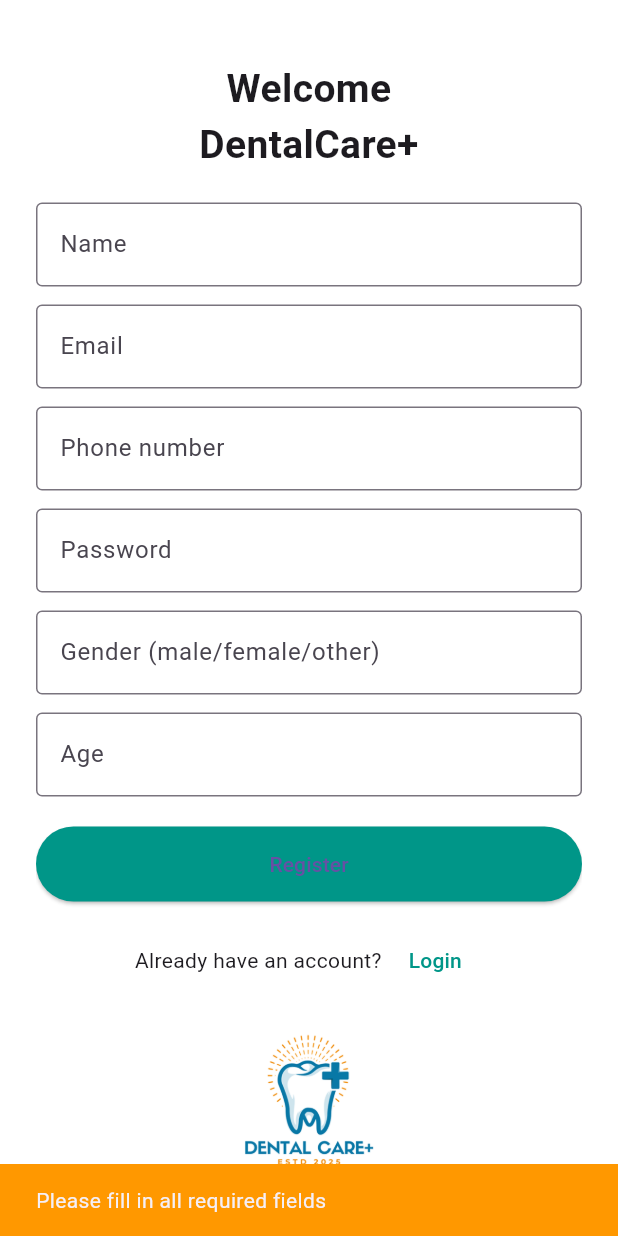
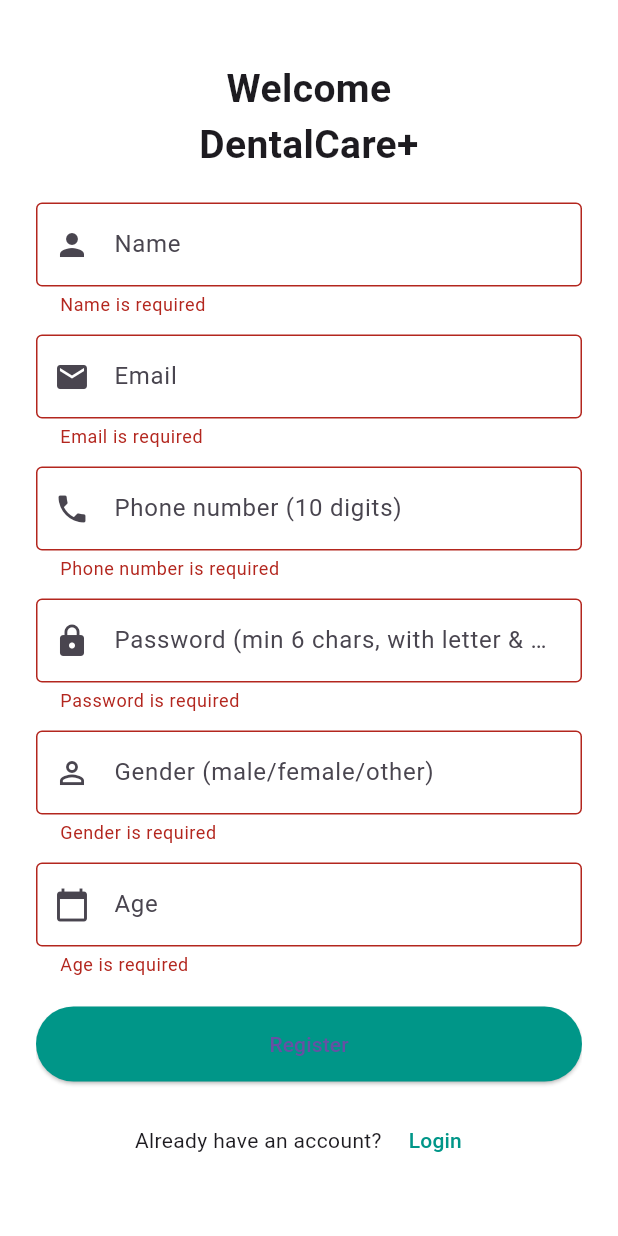
Before and after one commit to Osandi-Hirimuthugoda/dentalcare-dentist-app, a Flutter app: the RegisterPage screen opened by its route, scrolled down 39 dp, after a tap on "Register", on a phone screen of 412 x 824 dp. Run offline on Flutter 3.47's test engine with Material 3 defaults, Android fonts, the phone set to English and light mode, and no system bars; our stand-ins replace dartz, equatable, flutter_bloc, get_it, image_picker, shared_preferences; accounts and stored records are empty.

Commit message:
Add comprehensive form validation to login and register pages - Add Form widget with GlobalKey for proper validation - Add inline validation errors for all fields - Add validators for age, gender, and password strength - Add icons to input fields for better UX - Convert StatelessWidget to StatefulWidget for form state management - Add textInputAction for better keyboard navigation

```diff
--- a/mobile/lib/core/utils/validators.dart
+++ b/mobile/lib/core/utils/validators.dart
@@ -72,4 +72,62 @@
 
     return null;
   }
+
+  static String? validateAge(String? value) {
+    if (value == null || value.isEmpty) {
+      return 'Age is required';
+    }
+
+    final age = int.tryParse(value);
+    if (age == null) {
+      return 'Please enter a valid age';
+    }
+
+    if (age < 1 || age > 150) {
+      return 'Age must be between 1 and 150';
+    }
+
+    return null;
+  }
+
+  static String? validateGender(String? value) {
+    if (value == null || value.isEmpty) {
+      return 'Gender is required';
+    }
+
+    final gender = value.toLowerCase().trim();
+    if (gender != 'male' && gender != 'female' && gender != 'other') {
+      return 'Please enter: male, female, or other';
+    }
+
+    return null;
+  }
+
+  static String? validatePasswordStrength(String? value) {
+    if (value == null || value.isEmpty) {
+      return 'Password is required';
+    }
+
+    if (value.length < 6) {
+      return 'Password must be at least 6 characters';
+    }
+
+    if (value.length > 50) {
+      return 'Password must be less than 50 characters';
+    }
+
+    // Check for at least one letter and one number
+    final hasLetter = RegExp(r'[a-zA-Z]').hasMatch(value);
+    final hasNumber = RegExp(r'[0-9]').hasMatch(value);
+
+    if (!hasLetter) {
+      return 'Password must contain at least one letter';
+    }
+
+    if (!hasNumber) {
+      return 'Password must contain at least one number';
+    }
+
+    return null;
+  }
 }
--- a/mobile/lib/presentation/screens/auth/login_page.dart
+++ b/mobile/lib/presentation/screens/auth/login_page.dart
@@ -1,19 +1,26 @@
 import 'package:flutter/material.dart';
 import 'package:flutter_bloc/flutter_bloc.dart';
 import 'package:flutter_application_1/core/constants/route_names.dart';
+import 'package:flutter_application_1/core/utils/validators.dart';
 import 'package:flutter_application_1/presentation/bloc/auth/auth_block.dart';
 import 'package:flutter_application_1/presentation/bloc/auth/auth_event.dart';
 import 'package:flutter_application_1/presentation/bloc/auth/auth_state.dart';
 import 'package:flutter_application_1/injection_container.dart' as di;
 
-class LoginPage extends StatelessWidget {
+class LoginPage extends StatefulWidget {
   const LoginPage({super.key});
 
   @override
-  Widget build(BuildContext context) {
+  State<LoginPage> createState() => _LoginPageState();
+}
+
+class _LoginPageState extends State<LoginPage> {
+  final _formKey = GlobalKey<FormState>();
   final emailController = TextEditingController();
   final passwordController = TextEditingController();
 
+  @override
+  Widget build(BuildContext context) {
     return BlocProvider(
       create: (context) => AuthBloc(
         loginUseCase: di.getIt(),
@@ -41,6 +48,8 @@
 
             return Padding(
               padding: const EdgeInsets.symmetric(horizontal: 24, vertical: 40),
+              child: Form(
+                key: _formKey,
                 child: Column(
                   mainAxisAlignment: MainAxisAlignment.center,
                   children: [
@@ -50,26 +59,42 @@
                     const SizedBox(height: 40),
 
                     // Email
-                  TextField(
+                    TextFormField(
                       controller: emailController,
                       enabled: !isLoading,
                       keyboardType: TextInputType.emailAddress,
+                      textInputAction: TextInputAction.next,
+                      validator: Validators.validateEmail,
                       decoration: const InputDecoration(
                         hintText: "Email",
                         border: OutlineInputBorder(),
+                        prefixIcon: Icon(Icons.email),
                       ),
                     ),
                     const SizedBox(height: 15),
 
                     // Password
-                  TextField(
+                    TextFormField(
                       controller: passwordController,
                       enabled: !isLoading,
                       obscureText: true,
+                      textInputAction: TextInputAction.done,
+                      validator: Validators.validatePassword,
                       decoration: const InputDecoration(
                         hintText: "Password",
                         border: OutlineInputBorder(),
+                        prefixIcon: Icon(Icons.lock),
                       ),
+                      onFieldSubmitted: (_) {
+                        if (_formKey.currentState!.validate()) {
+                          context.read<AuthBloc>().add(
+                            LoginRequested(
+                              email: emailController.text.trim(),
+                              password: passwordController.text,
+                            ),
+                          );
+                        }
+                      },
                     ),
                     const SizedBox(height: 10),
 
@@ -93,24 +118,17 @@
                         shape: RoundedRectangleBorder(
                             borderRadius: BorderRadius.circular(25)),
                         padding: const EdgeInsets.symmetric(vertical: 14, horizontal: 80),
+                        minimumSize: const Size(double.infinity, 50),
                       ),
                       onPressed: isLoading ? null : () {
-                      if (emailController.text.isEmpty || passwordController.text.isEmpty) {
-                        ScaffoldMessenger.of(context).showSnackBar(
-                          const SnackBar(
-                            content: Text("Please fill in all fields"),
-                            backgroundColor: Colors.orange,
-                          ),
-                        );
-                        return;
-                      }
-
+                        if (_formKey.currentState!.validate()) {
                           context.read<AuthBloc>().add(
                             LoginRequested(
                               email: emailController.text.trim(),
                               password: passwordController.text,
                             ),
                           );
+                        }
                       },
                     child: isLoading
                         ? const SizedBox(
@@ -142,6 +160,7 @@
                     Image.asset("assets/images/logo.png", height: 100),
                   ],
                 ),
+              ),
             );
           },
         ),
--- a/mobile/lib/presentation/screens/auth/register_page.dart
+++ b/mobile/lib/presentation/screens/auth/register_page.dart
@@ -1,17 +1,22 @@
 import 'package:flutter/material.dart';
 import 'package:flutter_bloc/flutter_bloc.dart';
 import 'package:flutter_application_1/core/constants/route_names.dart';
+import 'package:flutter_application_1/core/utils/validators.dart';
 import 'package:flutter_application_1/presentation/bloc/auth/auth_block.dart';
 import 'package:flutter_application_1/presentation/bloc/auth/auth_event.dart';
 import 'package:flutter_application_1/presentation/bloc/auth/auth_state.dart';
 import 'package:flutter_application_1/domain/entities/user_entity.dart';
 import 'package:flutter_application_1/injection_container.dart' as di;
 
-class RegisterPage extends StatelessWidget {
+class RegisterPage extends StatefulWidget {
   const RegisterPage({super.key});
 
   @override
-  Widget build(BuildContext context) {
+  State<RegisterPage> createState() => _RegisterPageState();
+}
+
+class _RegisterPageState extends State<RegisterPage> {
+  final _formKey = GlobalKey<FormState>();
   final nameController = TextEditingController();
   final emailController = TextEditingController();
   final phoneController = TextEditingController();
@@ -19,6 +24,8 @@
   final genderController = TextEditingController();
   final ageController = TextEditingController();
 
+  @override
+  Widget build(BuildContext context) {
     return BlocProvider(
       create: (context) => AuthBloc(
         loginUseCase: di.getIt(),
@@ -47,6 +54,8 @@
             return Padding(
               padding: const EdgeInsets.symmetric(horizontal: 24, vertical: 40),
               child: SingleChildScrollView(
+                child: Form(
+                  key: _formKey,
                   child: Column(
                     mainAxisAlignment: MainAxisAlignment.center,
                     children: [
@@ -56,67 +65,90 @@
                           style: TextStyle(fontSize: 26, fontWeight: FontWeight.bold)),
                       const SizedBox(height: 20),
 
-                    TextField(
+                      TextFormField(
                         controller: nameController,
                         enabled: !isLoading,
+                        textInputAction: TextInputAction.next,
+                        validator: Validators.validateName,
                         decoration: const InputDecoration(
                           hintText: "Name",
                           border: OutlineInputBorder(),
+                          prefixIcon: Icon(Icons.person),
                         ),
                       ),
                       const SizedBox(height: 12),
 
-                    TextField(
+                      TextFormField(
                         controller: emailController,
                         enabled: !isLoading,
                         keyboardType: TextInputType.emailAddress,
+                        textInputAction: TextInputAction.next,
+                        validator: Validators.validateEmail,
                         decoration: const InputDecoration(
                           hintText: "Email",
                           border: OutlineInputBorder(),
+                          prefixIcon: Icon(Icons.email),
                         ),
                       ),
                       const SizedBox(height: 12),
 
-                    TextField(
+                      TextFormField(
                         controller: phoneController,
                         enabled: !isLoading,
                         keyboardType: TextInputType.phone,
+                        textInputAction: TextInputAction.next,
+                        validator: Validators.validatePhone,
                         decoration: const InputDecoration(
-                        hintText: "Phone number",
+                          hintText: "Phone number (10 digits)",
                           border: OutlineInputBorder(),
+                          prefixIcon: Icon(Icons.phone),
                         ),
                       ),
                       const SizedBox(height: 12),
 
-                    TextField(
+                      TextFormField(
                         controller: passwordController,
                         enabled: !isLoading,
                         obscureText: true,
+                        textInputAction: TextInputAction.next,
+                        validator: Validators.validatePasswordStrength,
                         decoration: const InputDecoration(
-                        hintText: "Password",
+                          hintText: "Password (min 6 chars, with letter & number)",
                           border: OutlineInputBorder(),
+                          prefixIcon: Icon(Icons.lock),
                         ),
                       ),
                       const SizedBox(height: 12),
 
-                    TextField(
+                      TextFormField(
                         controller: genderController,
                         enabled: !isLoading,
+                        textInputAction: TextInputAction.next,
+                        validator: Validators.validateGender,
                         decoration: const InputDecoration(
                           hintText: "Gender (male/female/other)",
                           border: OutlineInputBorder(),
+                          prefixIcon: Icon(Icons.person_outline),
                         ),
                       ),
                       const SizedBox(height: 12),
 
-                    TextField(
+                      TextFormField(
                         controller: ageController,
                         enabled: !isLoading,
                         keyboardType: TextInputType.number,
+                        textInputAction: TextInputAction.done,
+                        validator: Validators.validateAge,
                         decoration: const InputDecoration(
                           hintText: "Age",
                           border: OutlineInputBorder(),
+                          prefixIcon: Icon(Icons.calendar_today),
                         ),
+                        onFieldSubmitted: (_) {
+                          if (_formKey.currentState!.validate()) {
+                            _handleRegister(context);
+                          }
+                        },
                       ),
                       const SizedBox(height: 20),
 
@@ -130,55 +162,9 @@
                         minimumSize: const Size(double.infinity, 50),
                       ),
                       onPressed: isLoading ? null : () {
-                        // Validate fields
-                        if (nameController.text.isEmpty ||
-                            emailController.text.isEmpty ||
-                            phoneController.text.isEmpty ||
-                            passwordController.text.isEmpty) {
-                          ScaffoldMessenger.of(context).showSnackBar(
-                            const SnackBar(
-                              content: Text("Please fill in all required fields"),
-                              backgroundColor: Colors.orange,
-                            ),
-                          );
-                          return;
+                        if (_formKey.currentState!.validate()) {
+                          _handleRegister(context);
                         }
-
-                        if (passwordController.text.length < 6) {
-                          ScaffoldMessenger.of(context).showSnackBar(
-                            const SnackBar(
-                              content: Text("Password must be at least 6 characters"),
-                              backgroundColor: Colors.orange,
-                            ),
-                          );
-                          return;
-                        }
-
-                        // Create user entity
-                        final user = UserEntity(
-                          id: '',
-                          name: nameController.text.trim(),
-                          email: emailController.text.trim(),
-                          phone: phoneController.text.trim(),
-                        );
-
-                        // Get age and gender from form
-                        final age = ageController.text.isNotEmpty
-                            ? int.tryParse(ageController.text.trim())
-                            : null;
-                        final gender = genderController.text.trim().isNotEmpty
-                            ? genderController.text.trim().toLowerCase()
-                            : 'other';
-
-                        // Register user with age and gender
-                        context.read<AuthBloc>().add(
-                          RegisterRequested(
-                            user: user,
-                            password: passwordController.text,
-                            age: age,
-                            gender: gender,
-                          ),
-                        );
                       },
                       child: isLoading
                           ? const SizedBox(
@@ -212,10 +198,35 @@
                     ],
                   ),
                 ),
+              ),
             );
           },
         ),
       ),
     );
   }
+
+  void _handleRegister(BuildContext context) {
+    // Create user entity
+    final user = UserEntity(
+      id: '',
+      name: nameController.text.trim(),
+      email: emailController.text.trim(),
+      phone: phoneController.text.trim(),
+    );
+
+    // Get age and gender from form
+    final age = int.tryParse(ageController.text.trim());
+    final gender = genderController.text.trim().toLowerCase();
+
+    // Register user with age and gender
+    context.read<AuthBloc>().add(
+      RegisterRequested(
+        user: user,
+        password: passwordController.text,
+        age: age,
+        gender: gender,
+      ),
+    );
   }
+}
```
Lines whose indentation alone changed are shown as unchanged.
